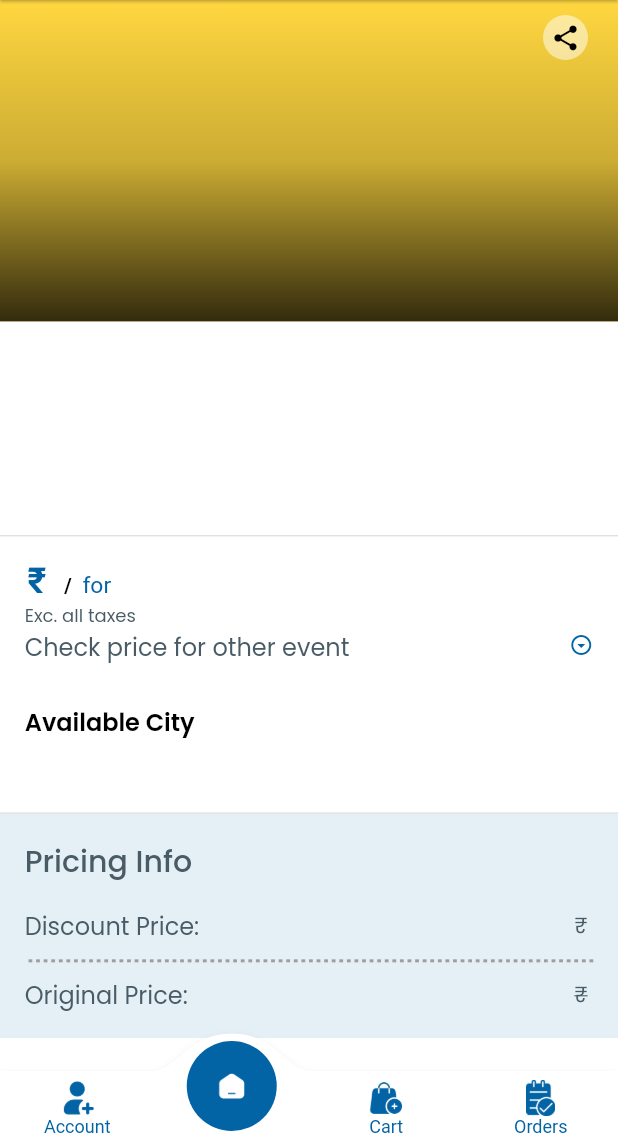
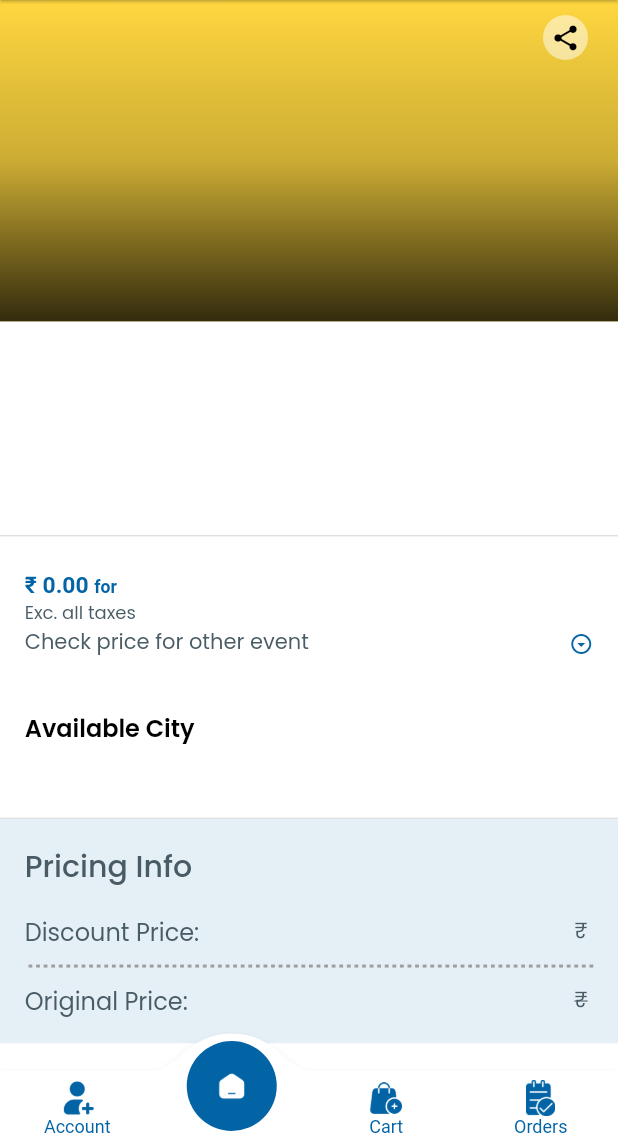
Before and after one commit to srvtechnology/go-party-customer, a Flutter app: the SingleServiceRoute screen opened directly with empty values, on a phone screen of 412 x 824 dp, the part 90-1236 px from its top. Run offline on Flutter 3.47's test engine with Material 2 defaults, Android fonts, the light colour scheme and no system bars; drawn by our look-alikes of carousel_slider, convex_bottom_bar, smooth_page_indicator; our stand-ins replace animated_custom_dropdown, another_flushbar, cached_network_image, card_loading, connectivity, csc_picker and 16 more; missing offline and left inert: flutter_pannable_rating_bar, open_file_plus; accounts and stored records are empty; network calls fail; project files that could hold a hidden picture were left out.

Commit message:
Fixed category dropdown in Services
1. For Cities
2. For Categories

```diff
--- a/lib/core/models/service.dart
+++ b/lib/core/models/service.dart
@@ -51,7 +51,7 @@ class ServiceModel {
     }
 
     List<String> tempAvailableCities = [];
-    var cities = json["available_cities"];
+    var cities = json["services"]?["available_cities"];
     debugPrint("Cities : ${cities.runtimeType}");
     if (cities != null && cities is List<dynamic>) {
       tempAvailableCities = cities.map((e) => e.toString()).toList();
@@ -61,10 +61,10 @@ class ServiceModel {
     }
 
     List<PopupCategory> tempPopupCategories = [];
-    var serviceCategory = json["popup_categories"];
+    var serviceCategory = json["services"]?["popup_categories"];
     debugPrint("ServiceCategories: ${serviceCategory.runtimeType}");
     if (serviceCategory != null) {
-      for (var popupCategoryJson in json["popup_categories"]) {
+      for (var popupCategoryJson in serviceCategory) {
         tempPopupCategories.add(PopupCategory.fromJson(popupCategoryJson));
         debugPrint("ServiceCategories : $tempPopupCategories");
       }
--- a/lib/core/routes/singleService.dart
+++ b/lib/core/routes/singleService.dart
@@ -511,7 +511,7 @@ class _SingleServiceRouteState extends State<SingleServiceRoute> {
                                             padding: const EdgeInsets.only(
                                                 right: 8.0),
                                             child: Text(
-                                              "\u20B9 ${double.parse(widget.service.discountedPrice ?? '0') * int.parse(_quantity.text)}",
+                                              "\u20B9 ${double.parse(selectedCategory?.discountPrice?.toString() ?? "0.00") * int.parse(_quantity.text)}",
                                               style: const TextStyle(
                                                   fontSize: 16,
                                                   fontWeight: FontWeight.w600),
@@ -801,7 +801,7 @@ class _SingleServiceRouteState extends State<SingleServiceRoute> {
                             ),
                             Container(
                               padding: EdgeInsets.symmetric(
-                                  horizontal: 4.w, vertical: 1.h),
+                                  horizontal: 4.w, vertical: 2.h),
                               child: Row(
                                 children: [
                                   Column(
@@ -809,34 +809,32 @@ class _SingleServiceRouteState extends State<SingleServiceRoute> {
                                         CrossAxisAlignment.start,
                                     children: [
                                       RichText(
-                                        textAlign: TextAlign.center,
                                         text: TextSpan(
                                           children: [
                                             TextSpan(
                                                 text:
-                                                    "\u20B9 ${widget.service.discountedPrice} ",
+                                                    "\u20B9 ${selectedCategory?.discountPrice?.toString().trim() ?? "0.00"} ",
                                                 style: TextStyle(
-                                                    fontSize: 20.sp,
+                                                    fontSize: 16.sp,
                                                     fontWeight: FontWeight.w600,
                                                     color: Theme.of(context)
                                                         .primaryColorDark),
                                                 children: [
+                                                  // TextSpan(
+                                                  //   text: "/ ${widget.package.}",
+                                                  //   style: TextStyle(
+                                                  //       fontSize: 15.sp,
+                                                  //       color: Colors.black),
+                                                  // ),
                                                   TextSpan(
                                                     text:
-                                                        "/ ${widget.service.priceBasis}",
+                                                        "for ${selectedCategory?.category?.categoryName?.trim() ?? ""}",
                                                     style: TextStyle(
-                                                        fontSize: 15.sp,
-                                                        color: Colors.black),
+                                                        color: Theme.of(context)
+                                                            .primaryColorDark,
+                                                        fontSize: 14.sp),
                                                   ),
                                                 ]),
-                                            TextSpan(
-                                              text:
-                                                  " for ${selectedCategory?.category?.categoryName?.trim() ?? ""}",
-                                              style: TextStyle(
-                                                  color: Theme.of(context)
-                                                      .primaryColorDark,
-                                                  fontSize: 16.sp),
-                                            ),
                                           ],
                                         ),
                                       ),
@@ -846,7 +844,7 @@ class _SingleServiceRouteState extends State<SingleServiceRoute> {
                                       ),
                                       const Text(
                                         'Check price for other event ',
-                                        style: TextStyle(fontSize: 16),
+                                        style: TextStyle(fontSize: 14),
                                       ),
                                       const Text(
                                         '',
@@ -855,13 +853,12 @@ class _SingleServiceRouteState extends State<SingleServiceRoute> {
                                     ],
                                   ),
                                   const Spacer(),
-                                  /*-- 26-07-24 : for popup categories ----*/
                                   Column(
                                     crossAxisAlignment: CrossAxisAlignment.end,
                                     mainAxisAlignment: MainAxisAlignment.end,
                                     children: [
                                       const SizedBox(
-                                        height: 25,
+                                        height: 20,
                                       ),
                                       DropdownButton<PopupCategory?>(
                                           style: TextStyle(
@@ -883,7 +880,7 @@ class _SingleServiceRouteState extends State<SingleServiceRoute> {
                                                     e.category?.categoryName ??
                                                         "",
                                                     style: const TextStyle(
-                                                        fontSize: 16),
+                                                        fontSize: 14),
                                                   )))
                                               .toList(),
                                           onChanged: (v) {
```
